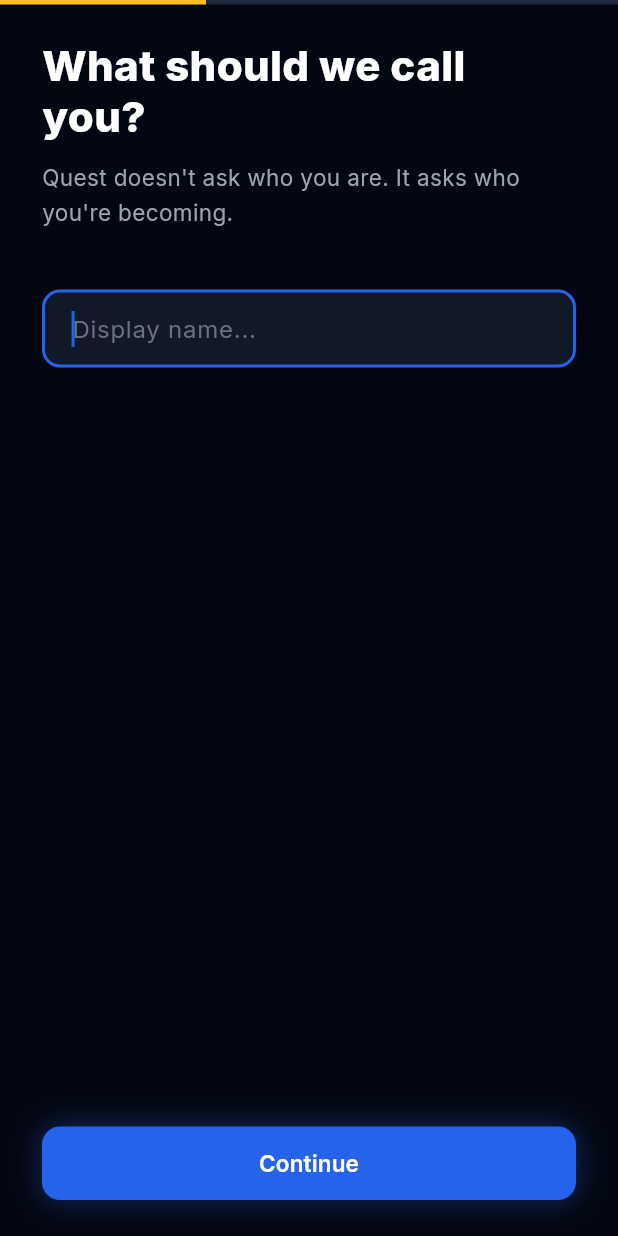
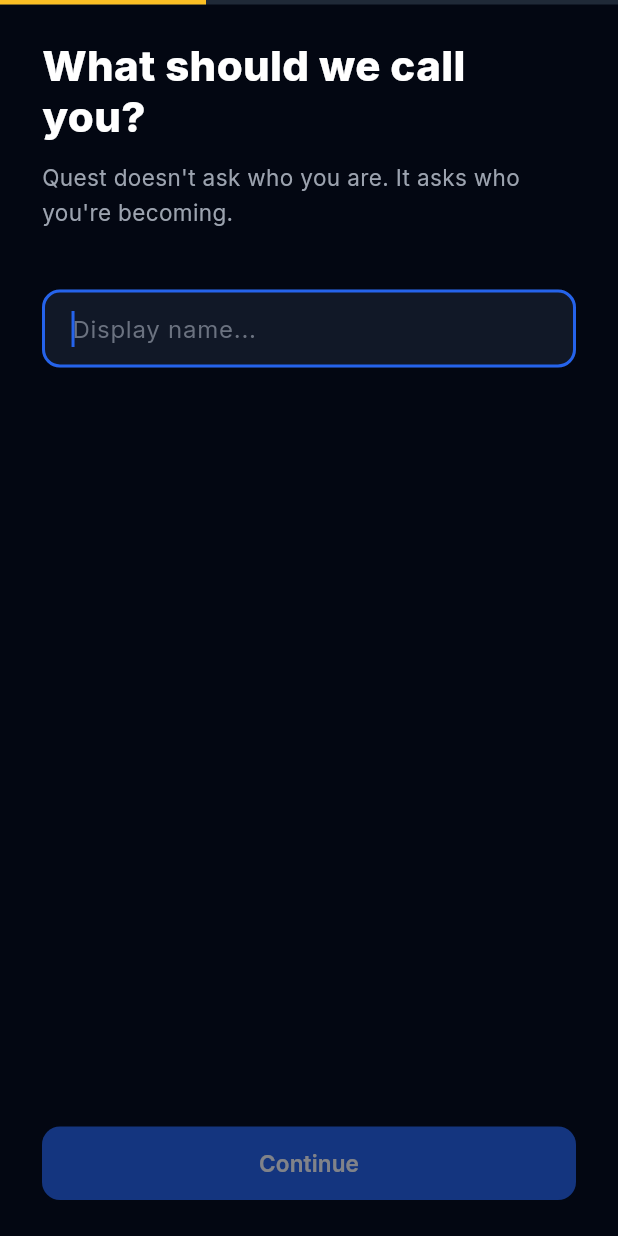
Before and after one commit to RUS-TICurtis/Quest-, a Flutter app: the OnboardingScreen screen opened by its route, on a phone screen of 412 x 824 dp. Run offline on Flutter 3.47's test engine with Material 3 defaults, Android fonts, the phone set to English and light mode, and no system bars; our stand-ins replace connectivity_plus, flutter_riverpod, go_router, google_fonts, supabase_flutter; accounts and stored records are empty.

Commit message:
🎨 Palette: Add disabled state & semantics to QuestButton
Co-authored-by: RUS-TICurtis <238759091+RUS-TICurtis@users.noreply.github.com>

```diff
--- a/lib/shared/widgets/quest_button.dart
+++ b/lib/shared/widgets/quest_button.dart
@@ -22,17 +22,22 @@ class QuestButton extends StatefulWidget {
   State<QuestButton> createState() => _QuestButtonState();
 }
 
-class _QuestButtonState extends State<QuestButton> with SingleTickerProviderStateMixin {
+class _QuestButtonState extends State<QuestButton>
+    with SingleTickerProviderStateMixin {
   late AnimationController _controller;
   late Animation<double> _scaleAnim;
 
   @override
   void initState() {
     super.initState();
-    _controller = AnimationController(vsync: this, duration: const Duration(milliseconds: 120));
-    _scaleAnim = Tween<double>(begin: 1.0, end: 0.97).animate(
-      CurvedAnimation(parent: _controller, curve: Curves.easeInOut),
+    _controller = AnimationController(
+      vsync: this,
+      duration: const Duration(milliseconds: 120),
     );
+    _scaleAnim = Tween<double>(
+      begin: 1.0,
+      end: 0.97,
+    ).animate(CurvedAnimation(parent: _controller, curve: Curves.easeInOut));
   }
 
   @override
@@ -47,6 +52,8 @@ class _QuestButtonState extends State<QuestButton> with SingleTickerProviderStat
     Color fgColor;
     List<BoxShadow> shadows;
 
+    final bool isDisabled = widget.onPressed == null;
+
     switch (widget.variant) {
       case QuestButtonVariant.secondary:
         bgColor = AppColors.card;
@@ -56,7 +63,15 @@ class _QuestButtonState extends State<QuestButton> with SingleTickerProviderStat
       case QuestButtonVariant.xp:
         bgColor = AppColors.gold;
         fgColor = Colors.black;
-        shadows = [BoxShadow(color: AppColors.gold.withValues(alpha: 0.4), blurRadius: 16, spreadRadius: 0)];
+        shadows = isDisabled
+            ? []
+            : [
+                BoxShadow(
+                  color: AppColors.gold.withValues(alpha: 0.4),
+                  blurRadius: 16,
+                  spreadRadius: 0,
+                ),
+              ];
         break;
       case QuestButtonVariant.ghost:
         bgColor = Colors.transparent;
@@ -66,14 +81,33 @@ class _QuestButtonState extends State<QuestButton> with SingleTickerProviderStat
       case QuestButtonVariant.primary:
         bgColor = AppColors.questBlue;
         fgColor = Colors.white;
-        shadows = [BoxShadow(color: AppColors.questBlue.withValues(alpha: 0.4), blurRadius: 16, spreadRadius: 0)];
+        shadows = isDisabled
+            ? []
+            : [
+                BoxShadow(
+                  color: AppColors.questBlue.withValues(alpha: 0.4),
+                  blurRadius: 16,
+                  spreadRadius: 0,
+                ),
+              ];
         break;
     }
 
-    return GestureDetector(
-      onTapDown: (_) => _controller.forward(),
-      onTapUp: (_) { _controller.reverse(); widget.onPressed?.call(); },
-      onTapCancel: () => _controller.reverse(),
+    return Semantics(
+      button: true,
+      enabled: !isDisabled,
+      label: widget.label,
+      child: GestureDetector(
+        onTapDown: isDisabled ? null : (_) => _controller.forward(),
+        onTapUp: isDisabled
+            ? null
+            : (_) {
+                _controller.reverse();
+                widget.onPressed?.call();
+              },
+        onTapCancel: isDisabled ? null : () => _controller.reverse(),
+        child: Opacity(
+          opacity: isDisabled ? 0.5 : 1.0,
           child: ScaleTransition(
             scale: _scaleAnim,
             child: AnimatedContainer(
@@ -89,7 +123,9 @@ class _QuestButtonState extends State<QuestButton> with SingleTickerProviderStat
               ),
               padding: const EdgeInsets.symmetric(horizontal: 24, vertical: 14),
               child: Row(
-            mainAxisSize: widget.isFullWidth ? MainAxisSize.max : MainAxisSize.min,
+                mainAxisSize: widget.isFullWidth
+                    ? MainAxisSize.max
+                    : MainAxisSize.min,
                 mainAxisAlignment: MainAxisAlignment.center,
                 children: [
                   if (widget.icon != null) ...[
@@ -109,6 +145,8 @@ class _QuestButtonState extends State<QuestButton> with SingleTickerProviderStat
               ),
             ),
           ),
+        ),
+      ),
     );
   }
 }
```
Also changed, not shown: 1 other file. Lines whose indentation alone changed are shown as unchanged.
